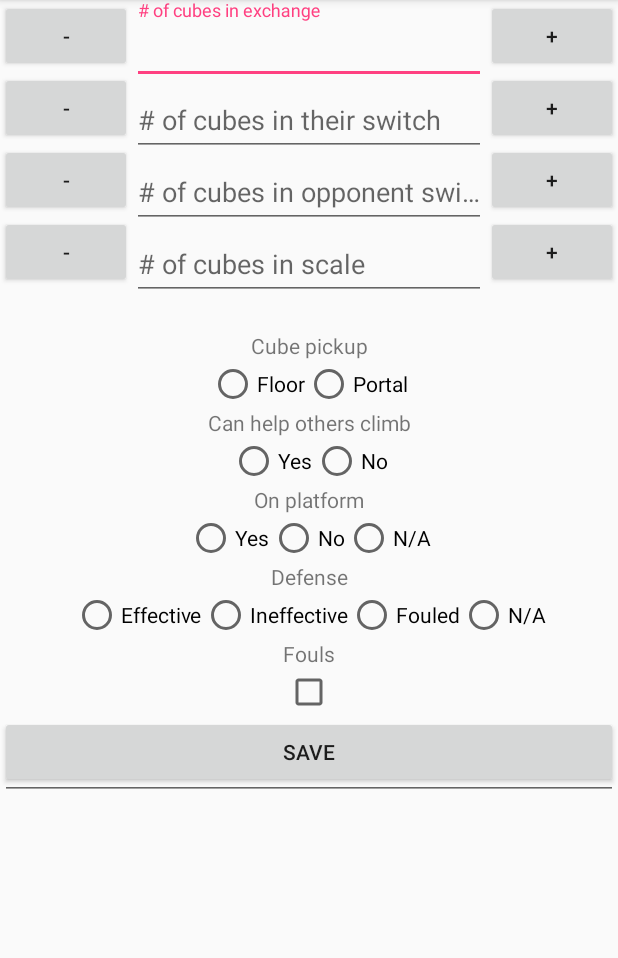
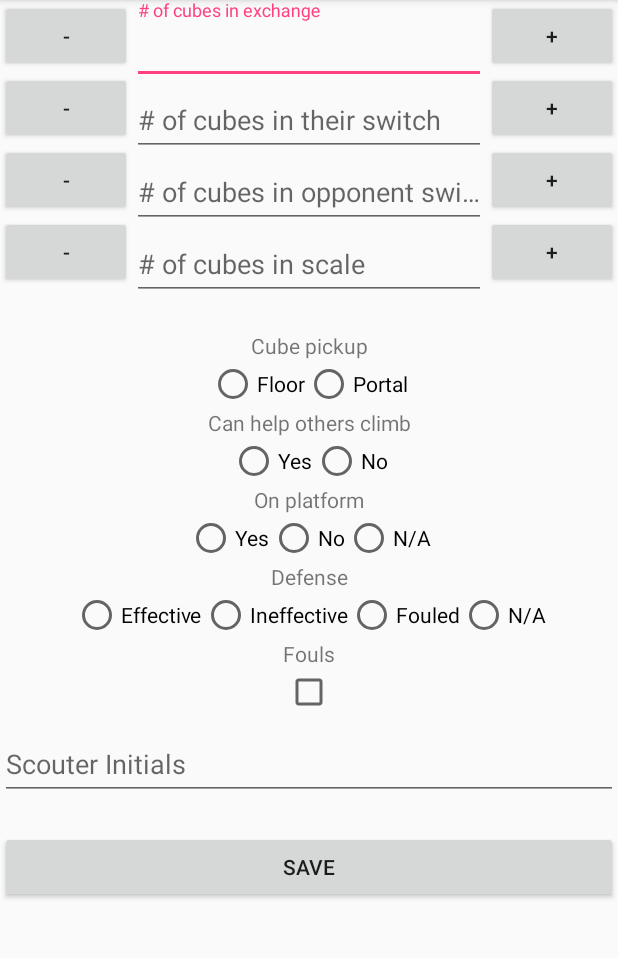
Before and after one commit to FRCTeam107/Scouting2018, an Android app: the TeleopActivity screen opened directly, with no data from a screen before it, on a phone screen of 412 x 824 dp, the part 84-1042 px from its top. Run offline under Robolectric (Android 15) with nearby library versions, the phone set to English and light mode, and no system bars; our stand-ins replace ButterKnife; 1 statement that could not run was skipped.

Commit message:
added constraint between save button and scouters Initials

```diff
--- a/app/src/main/res/layout/activity_teleop.xml
+++ b/app/src/main/res/layout/activity_teleop.xml
@@ -365,6 +365,6 @@
             android:text="@string/saveButton"
             app:layout_constraintLeft_toLeftOf="parent"
             app:layout_constraintRight_toRightOf="parent"
-            app:layout_constraintTop_toBottomOf="@+id/fouls_chkbx" />
+            app:layout_constraintTop_toBottomOf="@+id/scouterInitials_input_layout" />
     </android.support.constraint.ConstraintLayout>
 </ScrollView>
```
